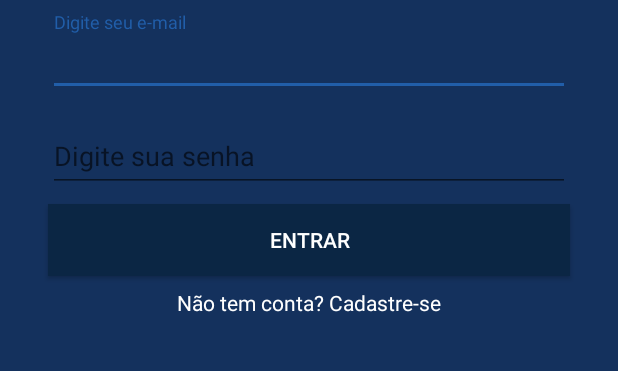
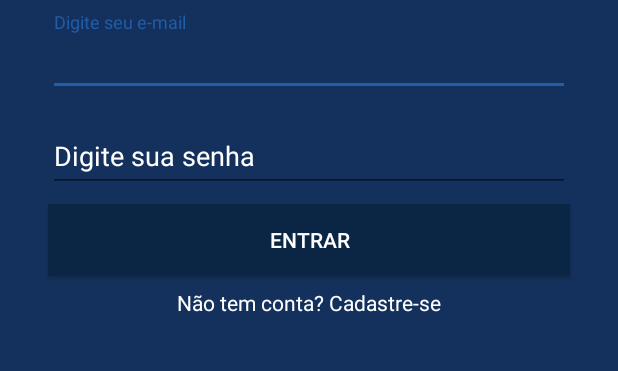
Before and after one commit to gabriedasilva/2020.1_P2_CodSystems, an Android app: the screen it shows after launch (LoginActivity), on a phone screen of 412 x 824 dp, the part 604-975 px from its top. Run offline under Robolectric (Android 15) with nearby library versions, the light colour scheme and no system bars.

Commit message:
Color fix

```diff
--- a/Android/SantaFarma/app/src/main/res/layout/activity_cadastro.xml
+++ b/Android/SantaFarma/app/src/main/res/layout/activity_cadastro.xml
@@ -28,6 +28,7 @@
         android:layout_marginTop="8dp"
         android:layout_marginEnd="32dp"
         android:layout_marginRight="32dp"
+        android:textColorHint="@android:color/white"
         app:layout_constraintBottom_toTopOf="@+id/textInputLayout5"
         app:layout_constraintEnd_toEndOf="parent"
         app:layout_constraintStart_toStartOf="parent"
@@ -49,6 +50,7 @@
         android:layout_marginTop="8dp"
         android:layout_marginEnd="32dp"
         android:layout_marginRight="32dp"
+        android:textColorHint="@android:color/white"
         app:layout_constraintBottom_toTopOf="@+id/textInputLayout6"
         app:layout_constraintEnd_toEndOf="parent"
         app:layout_constraintStart_toStartOf="parent"
@@ -71,6 +73,7 @@
         android:layout_marginTop="8dp"
         android:layout_marginEnd="32dp"
         android:layout_marginRight="32dp"
+        android:textColorHint="@android:color/white"
         app:layout_constraintBottom_toTopOf="@+id/textInputLayout7"
         app:layout_constraintEnd_toEndOf="parent"
         app:layout_constraintStart_toStartOf="parent"
@@ -95,6 +98,7 @@
         android:layout_marginEnd="32dp"
         android:layout_marginRight="32dp"
         android:hint="@null"
+        android:textColorHint="@android:color/white"
         app:layout_constraintBottom_toTopOf="@+id/button3"
         app:layout_constraintEnd_toEndOf="parent"
         app:layout_constraintHorizontal_bias="0.5"
--- a/Android/SantaFarma/app/src/main/res/layout/activity_login.xml
+++ b/Android/SantaFarma/app/src/main/res/layout/activity_login.xml
@@ -34,6 +34,7 @@
         android:layout_marginTop="8dp"
         android:layout_marginEnd="32dp"
         android:layout_marginRight="32dp"
+        android:textColorHint="@android:color/white"
         app:layout_constraintBottom_toTopOf="@+id/textInputLayout11"
         app:layout_constraintEnd_toEndOf="parent"
         app:layout_constraintHorizontal_bias="0.5"
@@ -57,6 +58,7 @@
         android:layout_marginTop="8dp"
         android:layout_marginEnd="32dp"
         android:layout_marginRight="32dp"
+        android:textColorHint="@android:color/white"
         app:layout_constraintBottom_toTopOf="@+id/button2"
         app:layout_constraintEnd_toEndOf="parent"
         app:layout_constraintHorizontal_bias="0.5"
--- a/Android/SantaFarma/app/src/main/res/values/colors.xml
+++ b/Android/SantaFarma/app/src/main/res/values/colors.xml
@@ -3,4 +3,5 @@
     <color name="colorPrimary">#14315d</color>
     <color name="colorPrimaryDark">#0b2644</color>
     <color name="colorAccent">#215ea9</color>
+
 </resources>
--- a/Android/SantaFarma/app/src/main/res/values/styles.xml
+++ b/Android/SantaFarma/app/src/main/res/values/styles.xml
@@ -6,6 +6,7 @@
         <item name="colorPrimary">@color/colorPrimary</item>
         <item name="colorPrimaryDark">@color/colorPrimaryDark</item>
         <item name="colorAccent">@color/colorAccent</item>
+
     </style>
 
 </resources>
```
